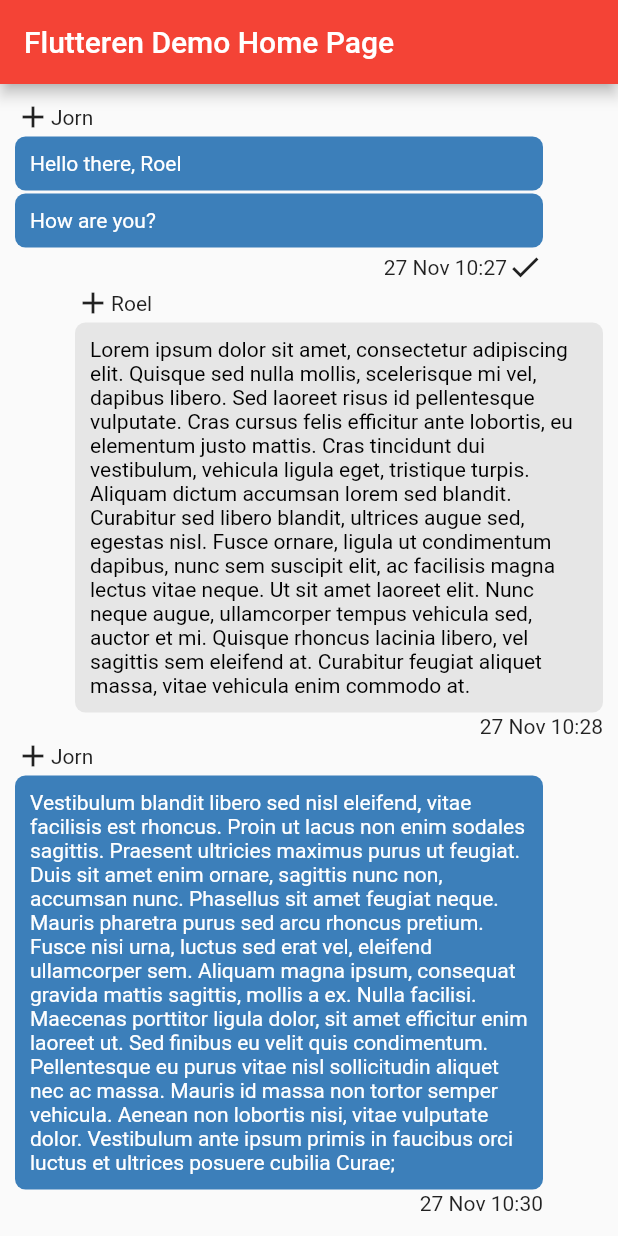
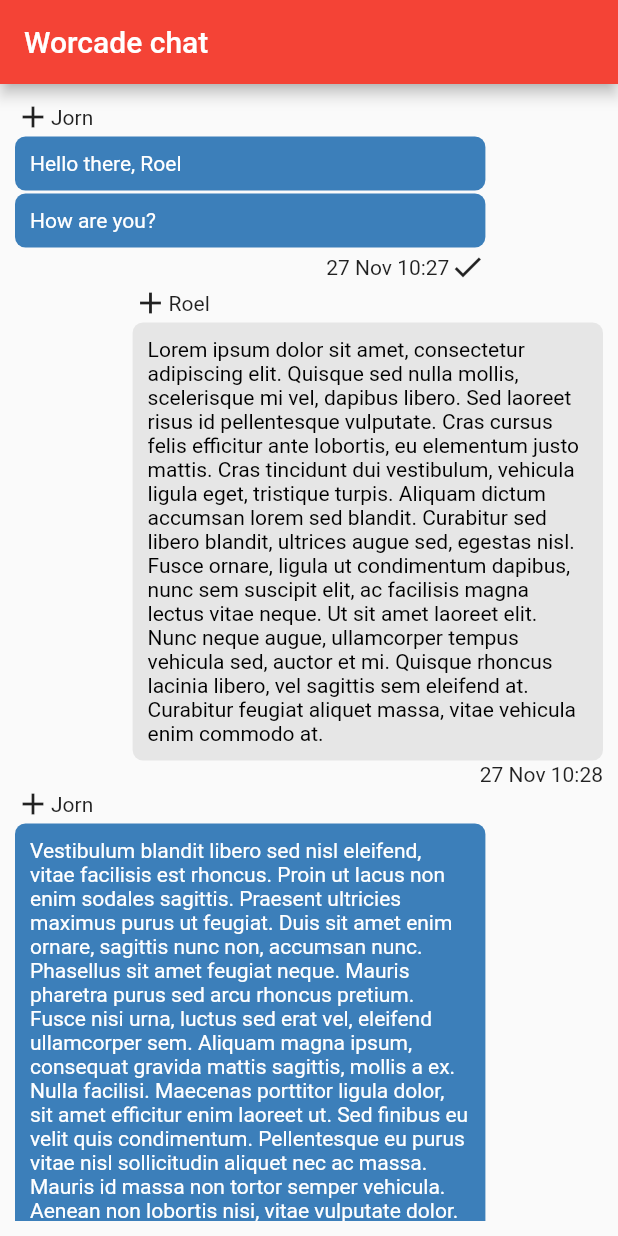
Before and after one commit to jorn86/worcade-flutter, a Flutter app: the screen it shows after launch, on a phone screen of 412 x 824 dp. Run offline on Flutter 3.47's test engine with Material 2 defaults, Android fonts, the phone set to English and light mode, and no system bars.

Commit message:
Set content width to 80%

```diff
--- a/lib/content.dart
+++ b/lib/content.dart
@@ -2,9 +2,6 @@ import 'package:flutter/material.dart';
 import 'package:worcadeflutter/content_footer.dart';
 import 'package:worcadeflutter/message.dart';
 import 'package:worcadeflutter/sender.dart';
-
-const _left = EdgeInsets.only(left: 10, right: 50);
-const _right = EdgeInsets.only(left: 50, right: 10);
 
 class ContentWidget extends StatelessWidget {
   final Content content;
@@ -16,11 +13,10 @@ class ContentWidget extends StatelessWidget {
 
   @override
   Widget build(BuildContext context) {
-    return Container(
-      child: Column(
-        children: _children(),
-      ),
-      margin: content.mine ? _right : _left,
+    return FractionallySizedBox(
+      child: Column(children: _children()),
+      alignment: content.mine ? Alignment.centerRight : Alignment.centerLeft,
+      widthFactor: 0.8,
     );
   }
 
--- a/lib/main.dart
+++ b/lib/main.dart
@@ -10,7 +10,7 @@ class MyApp extends StatelessWidget {
   @override
   Widget build(BuildContext context) {
     return new MaterialApp(
-      title: 'Flutter Demo',
+      title: 'Worcade',
       theme: new ThemeData(
         // This is the theme of your application.
         //
@@ -22,12 +22,12 @@ class MyApp extends StatelessWidget {
         // counter didn't reset back to zero; the application is not restarted.
         primarySwatch: Colors.red,
       ),
-      home: new MyHomePage(title: 'Flutteren Demo Home Page'),
+      home: new MyHomePage(title: 'Worcade chat'),
     );
   }
 }
 
-class MyHomePage extends StatefulWidget {
+class MyHomePage extends StatelessWidget {
   MyHomePage({Key key, this.title}) : super(key: key);
 
   // This widget is the home page of your application. It is stateful, meaning
@@ -42,11 +42,6 @@ class MyHomePage extends StatefulWidget {
   final String title;
 
   @override
-  _MyHomePageState createState() => new _MyHomePageState();
-}
-
-class _MyHomePageState extends State<MyHomePage> {
-  @override
   Widget build(BuildContext context) {
     // This method is rerun every time setState is called, for instance as done
     // by the _incrementCounter method above.
@@ -58,12 +53,19 @@ class _MyHomePageState extends State<MyHomePage> {
       appBar: new AppBar(
         // Here we take the value from the MyHomePage object that was created by
         // the App.build method, and use it to set our appbar title.
-        title: new Text(widget.title),
+        title: new Text(title),
       ),
       body: Container(
-          child: ListView(children: [
-            ContentWidget(
-              content: Content(
+          child: ListView(
+              children:
+                  content().map((c) => ContentWidget(content: c)).toList()),
+          margin: EdgeInsets.all(10)),
+    );
+  }
+
+  List<Content> content() {
+    return [
+      Content(
         sourceName: 'Jorn',
         messages: [
           Message('Hello there, Roel'),
@@ -71,36 +73,28 @@ class _MyHomePageState extends State<MyHomePage> {
         ],
         mine: false,
         footer: ContentFooter(
-                    time: DateTime.now().subtract(Duration(minutes: 3)),
-                    isRead: true),
+            time: DateTime.now().subtract(Duration(minutes: 3)), isRead: true),
       ),
-            ),
-            ContentWidget(
-              content: Content(
+      Content(
         sourceName: 'Roel',
         messages: [
           Message(
-                      'Lorem ipsum dolor sit amet, consectetur adipiscing elit. Quisque sed nulla mollis, scelerisque mi vel, dapibus libero. Sed laoreet risus id pellentesque vulputate. Cras cursus felis efficitur ante lobortis, eu elementum justo mattis. Cras tincidunt dui vestibulum, vehicula ligula eget, tristique turpis. Aliquam dictum accumsan lorem sed blandit. Curabitur sed libero blandit, ultrices augue sed, egestas nisl. Fusce ornare, ligula ut condimentum dapibus, nunc sem suscipit elit, ac facilisis magna lectus vitae neque. Ut sit amet laoreet elit. Nunc neque augue, ullamcorper tempus vehicula sed, auctor et mi. Quisque rhoncus lacinia libero, vel sagittis sem eleifend at. Curabitur feugiat aliquet massa, vitae vehicula enim commodo at.'),
+              'Lorem ipsum dolor sit amet, consectetur adipiscing elit. Quisque sed nulla mollis, scelerisque mi vel, dapibus libero. Sed laoreet risus id pellentesque vulputate. Cras cursus felis efficitur ante lobortis, eu elementum justo mattis. Cras tincidunt dui vestibulum, vehicula ligula eget, tristique turpis. Aliquam dictum accumsan lorem sed blandit. Curabitur sed libero blandit, ultrices augue sed, egestas nisl. Fusce ornare, ligula ut condimentum dapibus, nunc sem suscipit elit, ac facilisis magna lectus vitae neque. Ut sit amet laoreet elit. Nunc neque augue, ullamcorper tempus vehicula sed, auctor et mi. Quisque rhoncus lacinia libero, vel sagittis sem eleifend at. Curabitur feugiat aliquet massa, vitae vehicula enim commodo at.')
         ],
         mine: true,
         footer: ContentFooter(
             time: DateTime.now().subtract(Duration(seconds: 65)),
             isRead: false),
       ),
-            ),
-            ContentWidget(
-              content: Content(
+      Content(
         sourceName: 'Jorn',
         messages: [
           Message(
-                      'Vestibulum blandit libero sed nisl eleifend, vitae facilisis est rhoncus. Proin ut lacus non enim sodales sagittis. Praesent ultricies maximus purus ut feugiat. Duis sit amet enim ornare, sagittis nunc non, accumsan nunc. Phasellus sit amet feugiat neque. Mauris pharetra purus sed arcu rhoncus pretium. Fusce nisi urna, luctus sed erat vel, eleifend ullamcorper sem. Aliquam magna ipsum, consequat gravida mattis sagittis, mollis a ex. Nulla facilisi. Maecenas porttitor ligula dolor, sit amet efficitur enim laoreet ut. Sed finibus eu velit quis condimentum. Pellentesque eu purus vitae nisl sollicitudin aliquet nec ac massa. Mauris id massa non tortor semper vehicula. Aenean non lobortis nisi, vitae vulputate dolor. Vestibulum ante ipsum primis in faucibus orci luctus et ultrices posuere cubilia Curae;'),
+              'Vestibulum blandit libero sed nisl eleifend, vitae facilisis est rhoncus. Proin ut lacus non enim sodales sagittis. Praesent ultricies maximus purus ut feugiat. Duis sit amet enim ornare, sagittis nunc non, accumsan nunc. Phasellus sit amet feugiat neque. Mauris pharetra purus sed arcu rhoncus pretium. Fusce nisi urna, luctus sed erat vel, eleifend ullamcorper sem. Aliquam magna ipsum, consequat gravida mattis sagittis, mollis a ex. Nulla facilisi. Maecenas porttitor ligula dolor, sit amet efficitur enim laoreet ut. Sed finibus eu velit quis condimentum. Pellentesque eu purus vitae nisl sollicitudin aliquet nec ac massa. Mauris id massa non tortor semper vehicula. Aenean non lobortis nisi, vitae vulputate dolor. Vestibulum ante ipsum primis in faucibus orci luctus et ultrices posuere cubilia Curae;')
         ],
         mine: false,
         footer: ContentFooter(time: DateTime.now(), isRead: false),
       ),
-            ),
-          ]),
-          margin: EdgeInsets.symmetric(vertical: 10)),
-    );
+    ];
   }
 }
```
Lines whose indentation alone changed are shown as unchanged.
